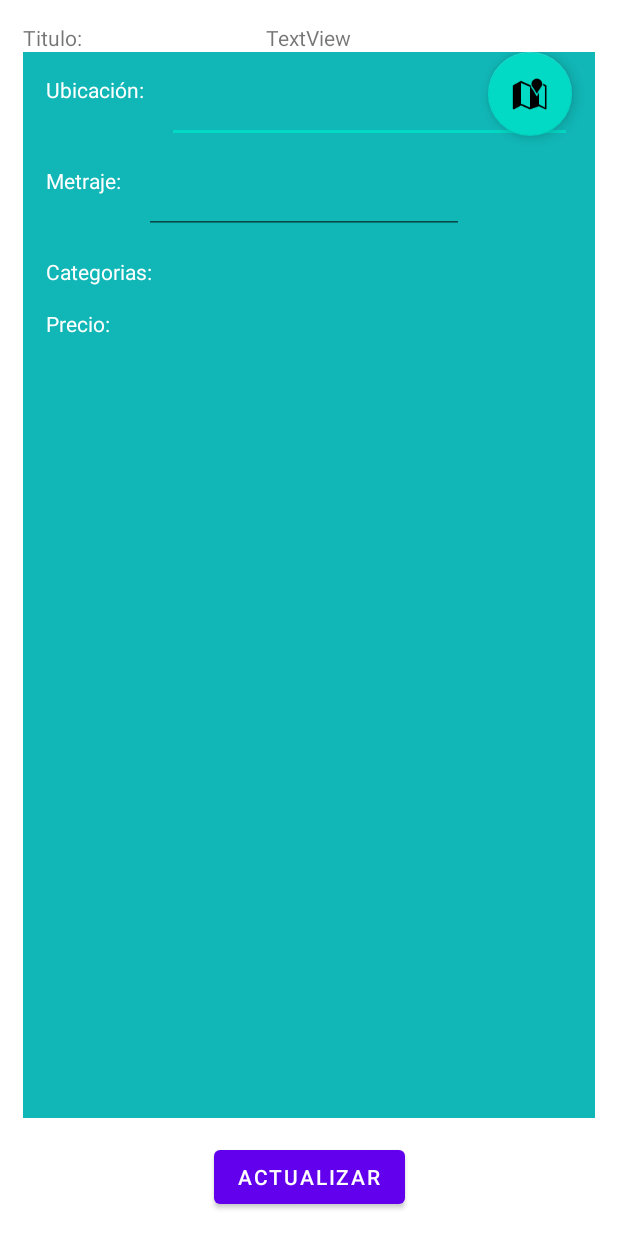
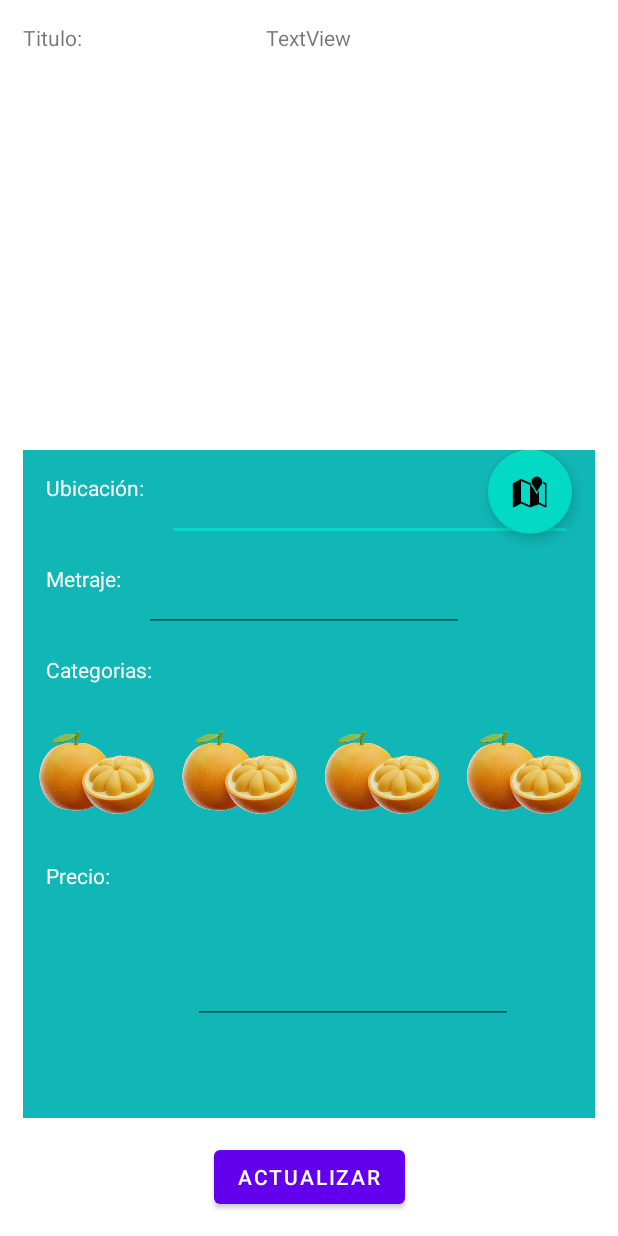
Before and after one commit to IntroCompuMovil202230/Agrari, an Android app: the Publicacion screen opened directly, with no data from a screen before it, on a phone screen of 412 x 824 dp. Run offline under Robolectric (Android 15) with nearby library versions, the phone set to English and light mode, and no system bars; Roboto replaces fonts that are not available here.

Commit message:
publicacion lista

```diff
--- a/app/src/main/res/layout/activity_publicacion.xml
+++ b/app/src/main/res/layout/activity_publicacion.xml
@@ -40,6 +40,7 @@
         app:layout_constraintStart_toStartOf="parent" />
 
     <androidx.constraintlayout.widget.ConstraintLayout
+        android:id="@+id/constraintLayout"
         android:layout_width="0dp"
         android:layout_height="0dp"
         android:layout_marginStart="15dp"
@@ -50,7 +51,8 @@
         app:layout_constraintEnd_toEndOf="parent"
         app:layout_constraintHorizontal_bias="1.0"
         app:layout_constraintStart_toStartOf="parent"
-        app:layout_constraintTop_toBottomOf="@+id/titulo">
+        app:layout_constraintTop_toTopOf="@+id/guideline5"
+        app:layout_constraintVertical_bias="0.0">
 
         <TextView
             android:id="@+id/ubicacionTitulo"
@@ -94,7 +96,7 @@
             android:text="@string/precio"
             android:textColor="@color/white"
             app:layout_constraintStart_toStartOf="parent"
-            app:layout_constraintTop_toBottomOf="@+id/categoriasTitulo" />
+            app:layout_constraintTop_toBottomOf="@+id/linearLayout" />
 
         <EditText
             android:id="@+id/ubicacion"
@@ -130,6 +132,80 @@
             app:srcCompat="@android:drawable/ic_dialog_map"
             tools:layout_editor_absoluteY="75dp" />
 
+        <LinearLayout
+            android:id="@+id/linearLayout"
+            android:layout_width="380dp"
+            android:layout_height="87dp"
+            android:layout_marginTop="15dp"
+            android:orientation="horizontal"
+            app:layout_constraintEnd_toEndOf="parent"
+            app:layout_constraintHorizontal_bias="1.0"
+            app:layout_constraintStart_toStartOf="parent"
+            app:layout_constraintTop_toBottomOf="@+id/categoriasTitulo">
+
+            <ImageView
+                android:id="@+id/imageView5"
+                android:layout_width="wrap_content"
+                android:layout_height="match_parent"
+                android:layout_weight="1"
+                app:srcCompat="@drawable/orange" />
+
+            <ImageView
+                android:id="@+id/imageView5"
+                android:layout_width="wrap_content"
+                android:layout_height="wrap_content"
+                android:layout_weight="1"
+                app:srcCompat="@drawable/orange" />
+
+            <ImageView
+                android:id="@+id/imageView5"
+                android:layout_width="wrap_content"
+                android:layout_height="wrap_content"
+                android:layout_weight="1"
+                app:srcCompat="@drawable/orange" />
+
+            <ImageView
+                android:id="@+id/imageView5"
+                android:layout_width="wrap_content"
+                android:layout_height="wrap_content"
+                android:layout_weight="1"
+                app:srcCompat="@drawable/orange" />
+        </LinearLayout>
+
+        <EditText
+            android:id="@+id/editTextNumber"
+            android:layout_width="wrap_content"
+            android:layout_height="wrap_content"
+            android:layout_marginStart="15dp"
+            android:layout_marginTop="15dp"
+            android:layout_marginEnd="15dp"
+            android:ems="10"
+            android:inputType="number"
+            app:layout_constraintBottom_toBottomOf="parent"
+            app:layout_constraintEnd_toEndOf="parent"
+            app:layout_constraintStart_toEndOf="@+id/precioTitulo"
+            app:layout_constraintTop_toBottomOf="@+id/linearLayout" />
+
     </androidx.constraintlayout.widget.ConstraintLayout>
 
+    <androidx.constraintlayout.widget.Guideline
+        android:id="@+id/guideline5"
+        android:layout_width="wrap_content"
+        android:layout_height="wrap_content"
+        android:orientation="horizontal"
+        app:layout_constraintGuide_begin="300dp" />
+
+    <LinearLayout
+        android:layout_width="401dp"
+        android:layout_height="238dp"
+        android:layout_marginStart="15dp"
+        android:layout_marginTop="15dp"
+        android:layout_marginEnd="15dp"
+        android:layout_marginBottom="15dp"
+        android:orientation="horizontal"
+        app:layout_constraintBottom_toTopOf="@+id/constraintLayout"
+        app:layout_constraintEnd_toEndOf="parent"
+        app:layout_constraintStart_toStartOf="parent"
+        app:layout_constraintTop_toBottomOf="@+id/titulo"></LinearLayout>
+
 </androidx.constraintlayout.widget.ConstraintLayout>
```
Also changed, not shown: app/src/main/res/drawable/imgPlaceholder.png (added).
